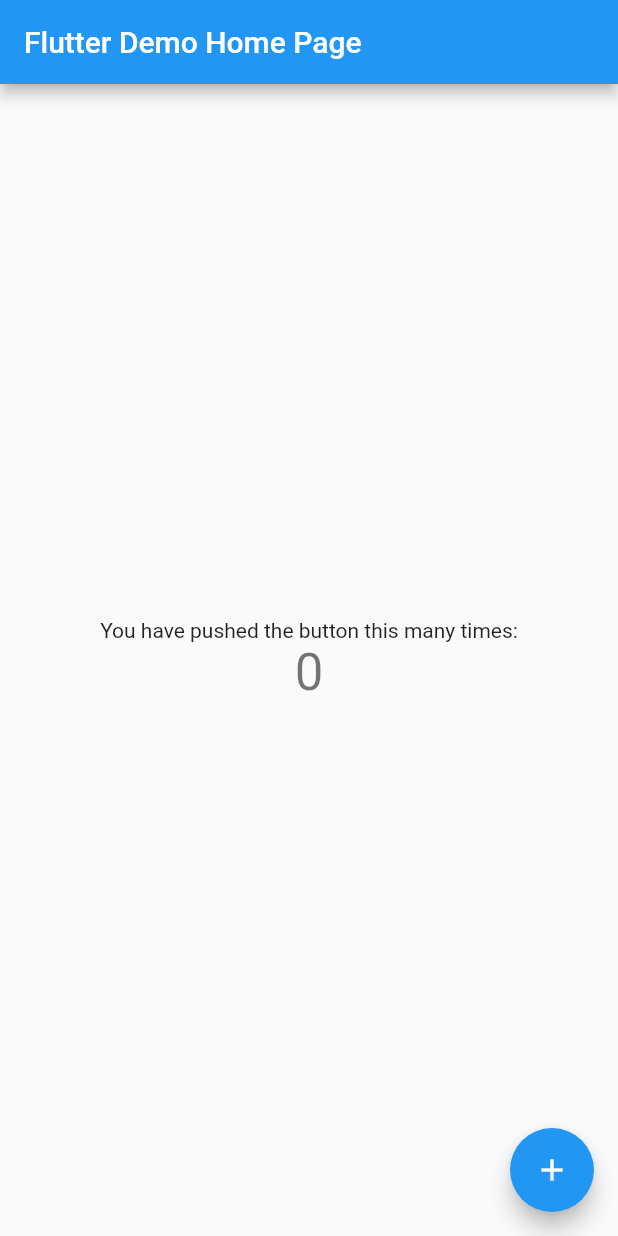
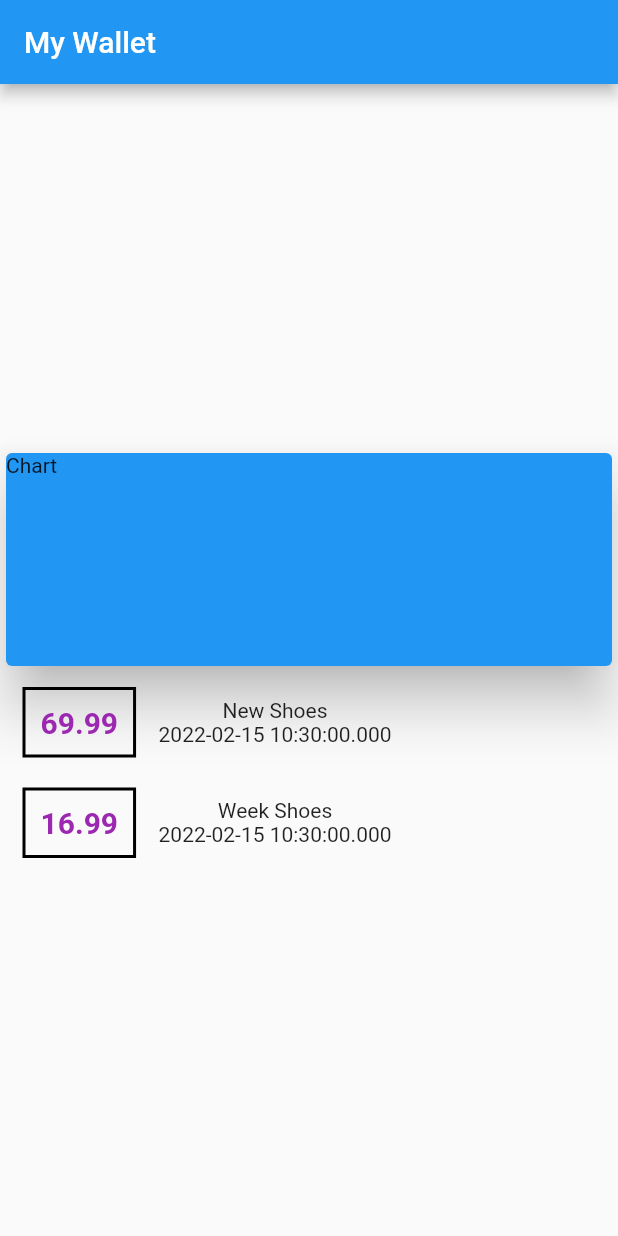
Before and after one commit to iamartyaa/MyWallet-App, a Flutter app: the screen it shows after launch, on a phone screen of 412 x 824 dp. Run offline on Flutter 3.47's test engine with Material 2 defaults, Android fonts, the light colour scheme and no system bars.

Commit message:
Lots of Styling

```diff
--- a/lib/main.dart
+++ b/lib/main.dart
@@ -1,4 +1,6 @@
 import 'package:flutter/material.dart';
+
+import './transaction.dart';
 
 void main() {
   runApp(const MyApp());
@@ -7,109 +9,80 @@
 class MyApp extends StatelessWidget {
   const MyApp({Key? key}) : super(key: key);
 
-  // This widget is the root of your application.
   @override
   Widget build(BuildContext context) {
     return MaterialApp(
-      title: 'Flutter Demo',
-      theme: ThemeData(
-        // This is the theme of your application.
-        //
-        // Try running your application with "flutter run". You'll see the
-        // application has a blue toolbar. Then, without quitting the app, try
-        // changing the primarySwatch below to Colors.green and then invoke
-        // "hot reload" (press "r" in the console where you ran "flutter run",
-        // or simply save your changes to "hot reload" in a Flutter IDE).
-        // Notice that the counter didn't reset back to zero; the application
-        // is not restarted.
-        primarySwatch: Colors.blue,
-      ),
-      home: const MyHomePage(title: 'Flutter Demo Home Page'),
+      title: 'My Wallet',
+      home: MyHomePage(),
     );
   }
 }
 
-class MyHomePage extends StatefulWidget {
-  const MyHomePage({Key? key, required this.title}) : super(key: key);
-
-  // This widget is the home page of your application. It is stateful, meaning
-  // that it has a State object (defined below) that contains fields that affect
-  // how it looks.
-
-  // This class is the configuration for the state. It holds the values (in this
-  // case the title) provided by the parent (in this case the App widget) and
-  // used by the build method of the State. Fields in a Widget subclass are
-  // always marked "final".
-
-  final String title;
-
-  @override
-  State<MyHomePage> createState() => _MyHomePageState();
-}
-
-class _MyHomePageState extends State<MyHomePage> {
-  int _counter = 0;
-
-  void _incrementCounter() {
-    setState(() {
-      // This call to setState tells the Flutter framework that something has
-      // changed in this State, which causes it to rerun the build method below
-      // so that the display can reflect the updated values. If we changed
-      // _counter without calling setState(), then the build method would not be
-      // called again, and so nothing would appear to happen.
-      _counter++;
-    });
-  }
-
+class MyHomePage extends StatelessWidget {
+  final List<Transaction> transactions = [
+    Transaction(
+      id: 't1',
+      title: 'New Shoes',
+      amount: 69.99,
+      date: DateTime.now(),
+    ),
+    Transaction(
+      id: 't2',
+      title: 'Week Shoes',
+      amount: 16.99,
+      date: DateTime.now(),
+    ),
+  ];
   @override
   Widget build(BuildContext context) {
-    // This method is rerun every time setState is called, for instance as done
-    // by the _incrementCounter method above.
-    //
-    // The Flutter framework has been optimized to make rerunning build methods
-    // fast, so that you can just rebuild anything that needs updating rather
-    // than having to individually change instances of widgets.
     return Scaffold(
       appBar: AppBar(
-        // Here we take the value from the MyHomePage object that was created by
-        // the App.build method, and use it to set our appbar title.
-        title: Text(widget.title),
+        title: Text('My Wallet'),
       ),
-      body: Center(
-        // Center is a layout widget. It takes a single child and positions it
-        // in the middle of the parent.
-        child: Column(
-          // Column is also a layout widget. It takes a list of children and
-          // arranges them vertically. By default, it sizes itself to fit its
-          // children horizontally, and tries to be as tall as its parent.
-          //
-          // Invoke "debug painting" (press "p" in the console, choose the
-          // "Toggle Debug Paint" action from the Flutter Inspector in Android
-          // Studio, or the "Toggle Debug Paint" command in Visual Studio Code)
-          // to see the wireframe for each widget.
-          //
-          // Column has various properties to control how it sizes itself and
-          // how it positions its children. Here we use mainAxisAlignment to
-          // center the children vertically; the main axis here is the vertical
-          // axis because Columns are vertical (the cross axis would be
-          // horizontal).
-          mainAxisAlignment: MainAxisAlignment.center,
-          children: <Widget>[
-            const Text(
-              'You have pushed the button this many times:',
+      body: Column(
+        mainAxisAlignment: MainAxisAlignment.center,
+        crossAxisAlignment: CrossAxisAlignment.stretch,
+        children: [
+          Container(
+            width: double.infinity,
+            height: 150,
+            child: Card(
+              child: Text('Chart'),
+              elevation: 15,
+              color: Colors.blue,
             ),
-            Text(
-              '$_counter',
-              style: Theme.of(context).textTheme.headline4,
-            ),
-          ],
-        ),
+          ),
+          Column(
+            children: transactions.map((tx) {
+              return Row(
+                children: [
+                  Container(
+                    padding: EdgeInsets.all(10),
+                    margin: const EdgeInsets.symmetric(
+                        vertical: 10, horizontal: 15),
+                    decoration: BoxDecoration(
+                        border: Border.all(
+                      color: Colors.black,
+                      width: 2,
+                    )),
+                    child: Text(
+                      tx.amount.toString(),
+                      style: TextStyle(
+                        fontWeight: FontWeight.bold,
+                        fontSize: 20,
+                        color: Colors.purple,
+                      ),
+                    ),
+                  ),
+                  Column(
+                    children: [Text(tx.title), Text(tx.date.toString())],
+                  ),
+                ],
+              );
+            }).toList(),
+          )
+        ],
       ),
-      floatingActionButton: FloatingActionButton(
-        onPressed: _incrementCounter,
-        tooltip: 'Increment',
-        child: const Icon(Icons.add),
-      ), // This trailing comma makes auto-formatting nicer for build methods.
     );
   }
 }
--- /dev/null
+++ b/lib/transaction.dart
@@ -0,0 +1,10 @@
+import 'package:flutter/foundation.dart';
+
+class Transaction {
+  final String id;
+  final String title;
+  final double amount;
+  final DateTime date;
+
+  Transaction({required this.id,required this.title,required this.amount,required this.date});
+}
```
